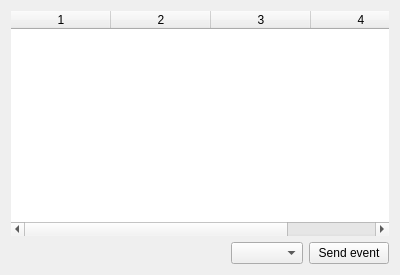
Old version of the form pyobs_gui/qt/eventswidget.ui in the repository pyobs/pyobs-gui.
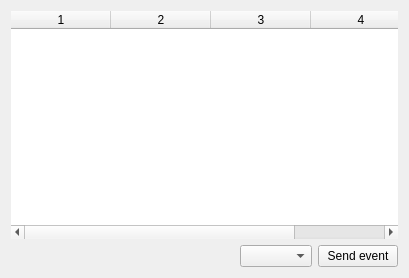
New version of the form.

What changed in the file:
```diff
--- a/pyobs_gui/qt/eventswidget.ui
+++ b/pyobs_gui/qt/eventswidget.ui
@@ -6,8 +6,8 @@
    <rect>
     <x>0</x>
     <y>0</y>
-    <width>400</width>
-    <height>275</height>
+    <width>409</width>
+    <height>278</height>
    </rect>
   </property>
   <property name="windowTitle">
```
Left out of the diff: 12 changed lines with no effect on the pictures.
